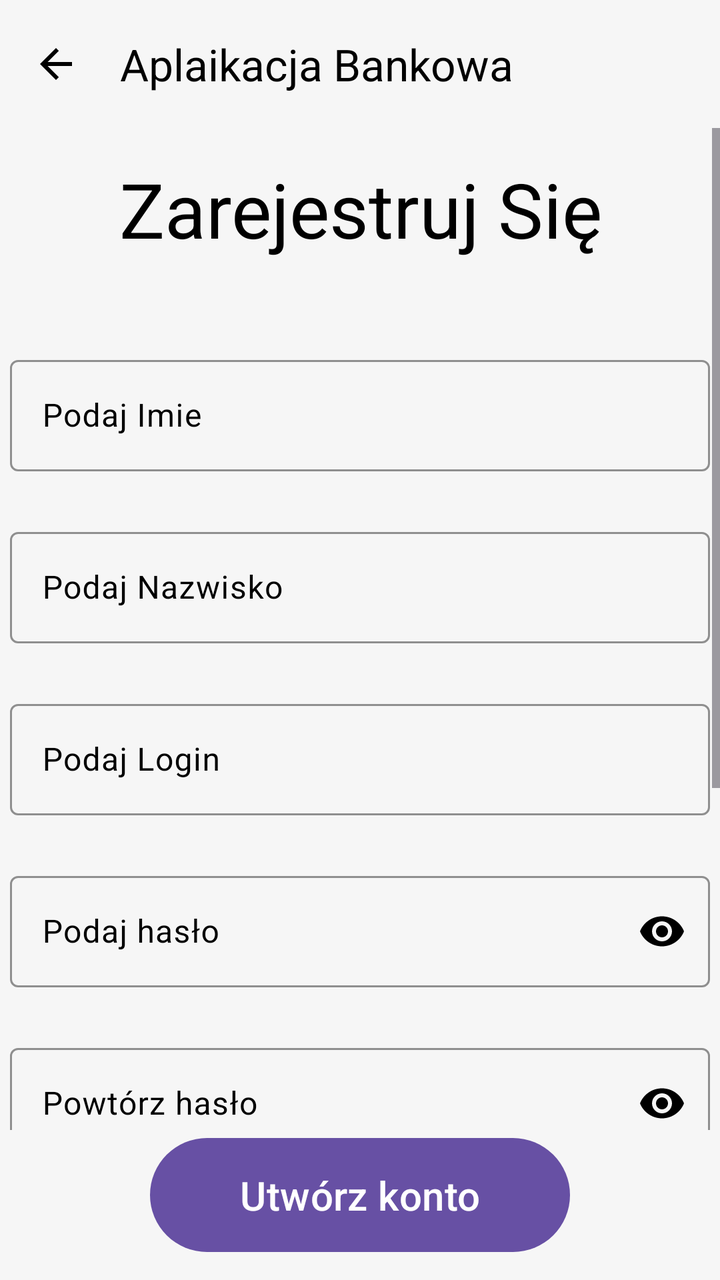
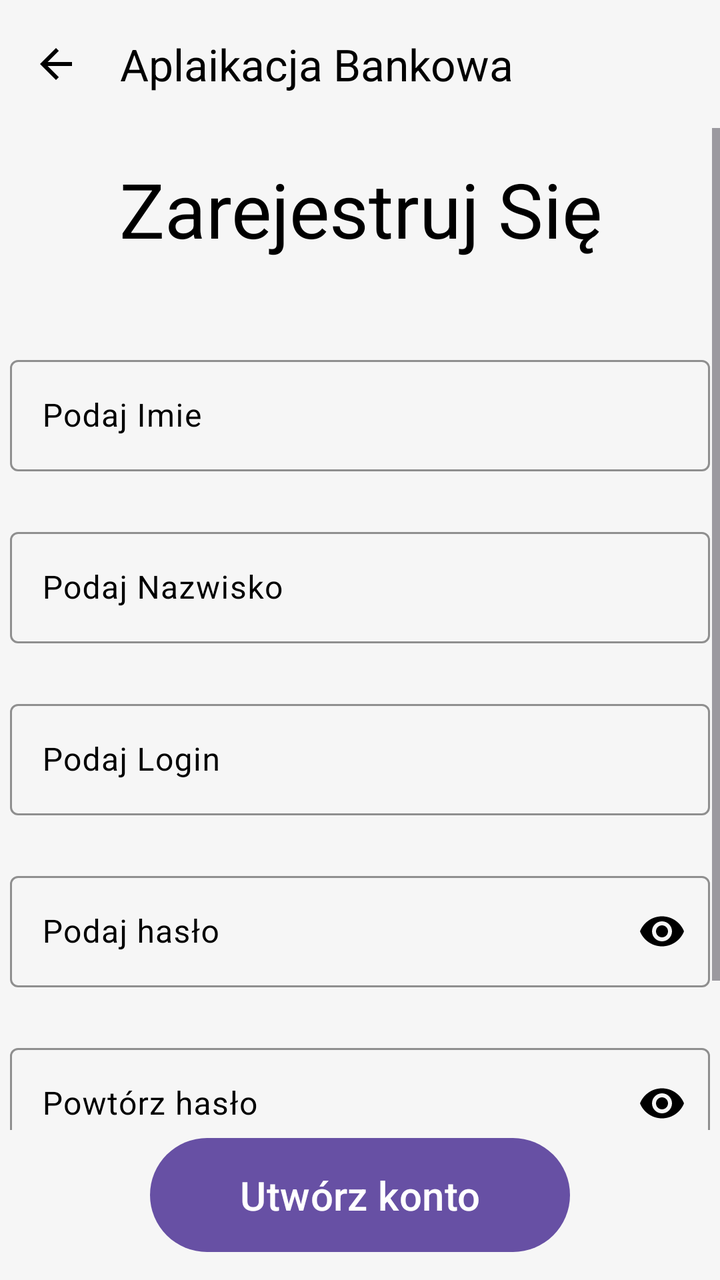

Screens rendered from an Android XML layout before and after an edit, with the pre-edit source and the edit as a unified diff.
<!-- AndroidManifest.xml: application theme Theme.Bank3 -->
<!-- res/layout/activity_register.xml -->
<?xml version="1.0" encoding="utf-8"?>
<androidx.constraintlayout.widget.ConstraintLayout
    xmlns:android="http://schemas.android.com/apk/res/android"
    xmlns:app="http://schemas.android.com/apk/res-auto"
    xmlns:tools="http://schemas.android.com/tools"
    android:id="@+id/register"
    android:layout_width="match_parent"
    android:layout_height="match_parent"
    android:background="@color/app_bg"
    tools:context=".RegisterActivity">

    
    <FrameLayout
        android:id="@+id/toolbarContainer"
        android:layout_width="0dp"
        android:layout_height="wrap_content"
        android:background="@color/app_bg"
        app:layout_constraintTop_toTopOf="parent"
        app:layout_constraintStart_toStartOf="parent"
        app:layout_constraintEnd_toEndOf="parent">

        <com.google.android.material.appbar.MaterialToolbar
            android:id="@+id/toolbar"
            android:layout_width="match_parent"
            android:layout_height="?attr/actionBarSize"
            android:background="@color/app_bg"
            app:title="Aplaikacja Bankowa"
            app:titleTextColor="@color/black"
            app:navigationIcon="@drawable/ic_arrow_back" />

    </FrameLayout>

    
    <ScrollView
        android:layout_width="0dp"
        android:layout_height="0dp"
        android:fillViewport="true"
        app:layout_constraintTop_toBottomOf="@id/toolbarContainer"
        app:layout_constraintBottom_toTopOf="@id/btnRegister"
        app:layout_constraintStart_toStartOf="parent"
        app:layout_constraintEnd_toEndOf="parent">

        <RelativeLayout
            android:layout_width="match_parent"
            android:layout_height="wrap_content"
            android:orientation="horizontal"
            android:paddingBottom="10dp">

            <TextView
                android:id="@+id/bank"
                android:layout_width="match_parent"
                android:layout_height="wrap_content"
                android:layout_marginTop="10sp"
                android:gravity="center"
                android:padding="5dp"
                android:text="Zarejestruj Się"
                android:textColor="@color/black"
                android:textSize="38sp" />

            <com.google.android.material.textfield.TextInputLayout
                android:id="@+id/layoutRegisterImie"
                android:layout_width="match_parent"
                android:layout_height="wrap_content"
                android:layout_below="@id/bank"
                android:layout_marginTop="35dp"
                android:padding="5dp"
                android:textColorHint="@color/black"
                app:boxStrokeColor="@color/black"
                app:hintTextColor="@color/black"
                app:errorIconTint="@color/red">

                <com.google.android.material.textfield.TextInputEditText
                    android:id="@+id/editRegisterImie"
                    android:layout_width="match_parent"
                    android:layout_height="wrap_content"
                    android:textColor="@color/black"
                    android:hint="Podaj Imie" />

            </com.google.android.material.textfield.TextInputLayout>

            <com.google.android.material.textfield.TextInputLayout
                android:id="@+id/layoutRegisterNazwisko"
                android:layout_width="match_parent"
                android:layout_height="wrap_content"
                android:layout_below="@id/layoutRegisterImie"
                android:layout_marginTop="15dp"
                android:padding="5dp"
                android:textColorHint="@color/black"
                app:boxStrokeColor="@color/black"
                app:hintTextColor="@color/black"
                app:errorIconTint="@color/red">

                <com.google.android.material.textfield.TextInputEditText
                    android:id="@+id/editRegisterNazwisko"
                    android:layout_width="match_parent"
                    android:layout_height="wrap_content"
                    android:textColor="@color/black"
                    android:hint="Podaj Nazwisko" />

            </com.google.android.material.textfield.TextInputLayout>

            <com.google.android.material.textfield.TextInputLayout
                android:id="@+id/layoutRegisterLogin"
                android:layout_width="match_parent"
                android:layout_height="wrap_content"
                android:layout_below="@id/layoutRegisterNazwisko"
                android:layout_marginTop="15dp"
                android:padding="5dp"
                android:textColorHint="@color/black"
                app:boxStrokeColor="@color/black"
                app:hintTextColor="@color/black"
                app:errorIconTint="@color/red">

                <com.google.android.material.textfield.TextInputEditText
                    android:id="@+id/editRegisterLogin"
                    android:layout_width="match_parent"
                    android:layout_height="wrap_content"
                    android:textColor="@color/black"
                    android:hint="Podaj Login" />

            </com.google.android.material.textfield.TextInputLayout>

            <com.google.android.material.textfield.TextInputLayout
                android:id="@+id/layoutRegisterHaslo"
                android:layout_width="match_parent"
                android:layout_height="wrap_content"
                android:layout_below="@id/layoutRegisterLogin"
                android:layout_marginTop="15dp"
                android:padding="5dp"
                android:textColorHint="@color/black"
                android:inputType="textPassword"
                app:boxStrokeColor="@color/black"
                app:hintTextColor="@color/black"
                app:passwordToggleEnabled="true"
                app:passwordToggleTint="@color/black"
                app:errorIconTint="@color/red">

                <com.google.android.material.textfield.TextInputEditText
                    android:id="@+id/editRegisterHaslo"
                    android:layout_width="match_parent"
                    android:layout_height="wrap_content"
                    android:textColor="@color/black"
                    android:hint="Podaj hasło"
                    android:inputType="textPassword" />

            </com.google.android.material.textfield.TextInputLayout>

            <com.google.android.material.textfield.TextInputLayout
                android:id="@+id/layoutRegisterPotwierdzHaslo"
                android:layout_width="match_parent"
                android:layout_height="wrap_content"
                android:layout_below="@id/layoutRegisterHaslo"
                android:layout_marginTop="15dp"
                android:padding="5dp"
                android:textColorHint="@color/black"
                android:inputType="textPassword"
                app:boxStrokeColor="@color/black"
                app:hintTextColor="@color/black"
                app:passwordToggleEnabled="true"
                app:passwordToggleTint="@color/black"
                app:errorIconTint="@color/red">

                <com.google.android.material.textfield.TextInputEditText
                    android:id="@+id/editRegisterPotwierdzHaslo"
                    android:layout_width="match_parent"
                    android:layout_height="wrap_content"
                    android:textColor="@color/black"
                    android:hint="Powtórz hasło"
                    android:inputType="textPassword" />

            </com.google.android.material.textfield.TextInputLayout>

            <com.google.android.material.textfield.TextInputLayout
                android:id="@+id/xddddd"
                android:layout_width="match_parent"
                android:layout_height="wrap_content"
                android:layout_below="@id/layoutRegisterPotwierdzHaslo"
                android:layout_marginTop="15dp"
                android:padding="5dp"
                android:textColorHint="@color/black"
                android:inputType="textPassword"
                app:boxStrokeColor="@color/black"
                app:hintTextColor="@color/black"
                app:passwordToggleEnabled="true"
                app:passwordToggleTint="@color/black"
                app:errorIconTint="@color/red">

                <com.google.android.material.textfield.TextInputEditText
                    android:id="@+id/xdddddd"
                    android:layout_width="match_parent"
                    android:layout_height="wrap_content"
                    android:textColor="@color/black"
                    android:hint="Powtórz hasło"
                    android:inputType="textPassword" />

            </com.google.android.material.textfield.TextInputLayout>

            <com.google.android.material.textfield.TextInputLayout
                android:id="@+id/xddddd2"
                android:layout_width="match_parent"
                android:layout_height="wrap_content"
                android:layout_below="@id/xddddd"
                android:layout_marginTop="15dp"
                android:padding="5dp"
                android:textColorHint="@color/black"
                android:inputType="textPassword"
                app:boxStrokeColor="@color/black"
                app:hintTextColor="@color/black"
                app:passwordToggleEnabled="true"
                app:passwordToggleTint="@color/black"
                app:errorIconTint="@color/red">

                <com.google.android.material.textfield.TextInputEditText
                    android:id="@+id/xdddddd2"
                    android:layout_width="match_parent"
                    android:layout_height="wrap_content"
                    android:textColor="@color/black"
                    android:hint="Powtórz hasło"
                    android:inputType="textPassword" />

            </com.google.android.material.textfield.TextInputLayout>

            <CheckBox
                android:id="@+id/checkboxRegister"
                android:layout_width="match_parent"
                android:layout_height="wrap_content"
                android:text="Czy akceptujesz naszą zajebistą polityke prywatności LINK"
                android:layout_below="@id/xddddd2"
                android:layout_marginTop="10dp"
                android:layout_marginLeft="10dp"
                android:textColor="@color/black"/>

        </RelativeLayout>

    </ScrollView>

    
    <Button
        android:id="@+id/btnRegister"
        android:layout_width="0dp"
        android:layout_height="wrap_content"
        android:textSize="20sp"
        android:padding="15dp"
        android:layout_marginLeft="75dp"
        android:layout_marginRight="75dp"
        android:gravity="center"
        android:text="Utwórz konto"
        android:layout_marginTop="10dp"
        android:layout_marginBottom="10dp"
        app:layout_constraintBottom_toBottomOf="parent"
        app:layout_constraintStart_toStartOf="parent"
        app:layout_constraintEnd_toEndOf="parent" />

</androidx.constraintlayout.widget.ConstraintLayout>
<!-- resources referenced by this layout -->
<resources>
  <color name="app_bg">#f6f6f6</color>
  <color name="black">#FF000000</color>
  <color name="red">#FF0000</color>
  <!-- drawable ic_arrow_back (drawable) -->
  <vector xmlns:android="http://schemas.android.com/apk/res/android" android:autoMirrored="true" android:height="24dp" android:tint="#000000" android:viewportHeight="24" android:viewportWidth="24" android:width="24dp">
        
      <path android:fillColor="@android:color/white" android:pathData="M20,11H7.83l5.59,-5.59L12,4l-8,8 8,8 1.41,-1.41L7.83,13H20v-2z"/>
      
  </vector>
  <style name="Theme.Bank3" parent="Base.Theme.Bank3" />
  <style name="Base.Theme.Bank3" parent="Theme.Material3.DayNight.NoActionBar">
          
          
      </style>
</resources>

<!-- the commit's change to res/layout/activity_register.xml (unified diff, before → after) -->
@@ -74,7 +74,9 @@
                     android:layout_width="match_parent"
                     android:layout_height="wrap_content"
                     android:textColor="@color/black"
-                    android:hint="Podaj Imie" />
+                    android:hint="Podaj Imie"
+                    android:singleLine="true"
+                    />
 
             </com.google.android.material.textfield.TextInputLayout>
 
@@ -95,7 +97,9 @@
                     android:layout_width="match_parent"
                     android:layout_height="wrap_content"
                     android:textColor="@color/black"
-                    android:hint="Podaj Nazwisko" />
+                    android:hint="Podaj Nazwisko"
+                    android:singleLine="true"
+                    />
 
             </com.google.android.material.textfield.TextInputLayout>
 
@@ -116,7 +120,8 @@
                     android:layout_width="match_parent"
                     android:layout_height="wrap_content"
                     android:textColor="@color/black"
-                    android:hint="Podaj Login" />
+                    android:hint="Podaj Login"
+                    android:singleLine="true"/>
 
             </com.google.android.material.textfield.TextInputLayout>
 
@@ -170,62 +175,12 @@
 
             </com.google.android.material.textfield.TextInputLayout>
 
-            <com.google.android.material.textfield.TextInputLayout
-                android:id="@+id/xddddd"
-                android:layout_width="match_parent"
-                android:layout_height="wrap_content"
-                android:layout_below="@id/layoutRegisterPotwierdzHaslo"
-                android:layout_marginTop="15dp"
-                android:padding="5dp"
-                android:textColorHint="@color/black"
-                android:inputType="textPassword"
-                app:boxStrokeColor="@color/black"
-                app:hintTextColor="@color/black"
-                app:passwordToggleEnabled="true"
-                app:passwordToggleTint="@color/black"
-                app:errorIconTint="@color/red">
-
-                <com.google.android.material.textfield.TextInputEditText
-                    android:id="@+id/xdddddd"
-                    android:layout_width="match_parent"
-                    android:layout_height="wrap_content"
-                    android:textColor="@color/black"
-                    android:hint="Powtórz hasło"
-                    android:inputType="textPassword" />
-
-            </com.google.android.material.textfield.TextInputLayout>
-
-            <com.google.android.material.textfield.TextInputLayout
-                android:id="@+id/xddddd2"
-                android:layout_width="match_parent"
-                android:layout_height="wrap_content"
-                android:layout_below="@id/xddddd"
-                android:layout_marginTop="15dp"
-                android:padding="5dp"
-                android:textColorHint="@color/black"
-                android:inputType="textPassword"
-                app:boxStrokeColor="@color/black"
-                app:hintTextColor="@color/black"
-                app:passwordToggleEnabled="true"
-                app:passwordToggleTint="@color/black"
-                app:errorIconTint="@color/red">
-
-                <com.google.android.material.textfield.TextInputEditText
-                    android:id="@+id/xdddddd2"
-                    android:layout_width="match_parent"
-                    android:layout_height="wrap_content"
-                    android:textColor="@color/black"
-                    android:hint="Powtórz hasło"
-                    android:inputType="textPassword" />
-
-            </com.google.android.material.textfield.TextInputLayout>
-
             <CheckBox
                 android:id="@+id/checkboxRegister"
                 android:layout_width="match_parent"
                 android:layout_height="wrap_content"
                 android:text="Czy akceptujesz naszą zajebistą polityke prywatności LINK"
-                android:layout_below="@id/xddddd2"
+                android:layout_below="@id/layoutRegisterPotwierdzHaslo"
                 android:layout_marginTop="10dp"
                 android:layout_marginLeft="10dp"
                 android:textColor="@color/black"/>
